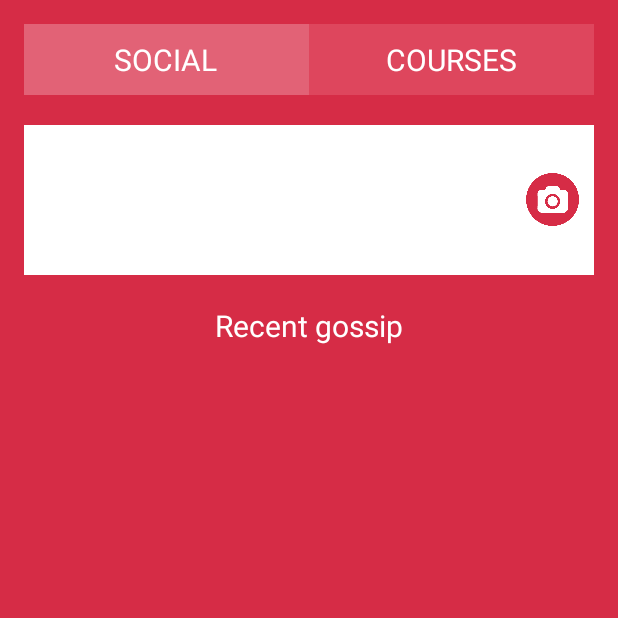
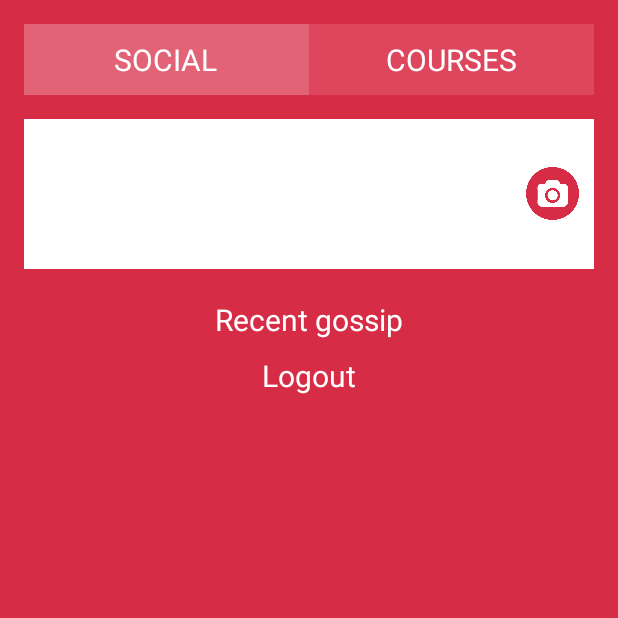
Before and after one commit to naranjja/chismesUP, an Android app: the MainActivity screen opened directly, with no data from a screen before it, on a phone screen of 412 x 824 dp, the top half of it. Run offline under Robolectric (Android 15) with nearby library versions, the phone set to English and light mode, and no system bars.

Commit message:
Changed validation to email, added logout

```diff
--- a/Android/app/src/main/java/com/example/jose/chismesup/activity/MainActivity.java
+++ b/Android/app/src/main/java/com/example/jose/chismesup/activity/MainActivity.java
@@ -3,12 +3,15 @@ package com.example.jose.chismesup.activity;
 import android.app.Activity;
 import android.content.Intent;
 import android.os.Bundle;
+import android.view.Menu;
+import android.view.MenuItem;
 import android.view.View;
 import android.view.Window;
 import android.widget.FrameLayout;
 import android.widget.ImageView;
 
 import com.example.jose.chismesup.R;
+import com.example.jose.chismesup.common.SaveSharedPreference;
 
 /**
  * Main Activity
@@ -19,6 +22,7 @@ public class MainActivity extends Activity {
 
     FrameLayout bSocial;
     FrameLayout bCourses;
+    FrameLayout bLogout;
     ImageView camera;
 
     @Override
@@ -29,6 +33,7 @@ public class MainActivity extends Activity {
 
         bSocial = (FrameLayout) findViewById(R.id.bSocial);
         bCourses = (FrameLayout) findViewById(R.id.bCourses);
+        bLogout = (FrameLayout) findViewById(R.id.bLogout);
         camera = (ImageView) findViewById(R.id.camera);
 
         bSocial.setOnClickListener(new View.OnClickListener() {
@@ -46,6 +51,13 @@ public class MainActivity extends Activity {
             public void onClick(View view) {
                 hightlightButton(bCourses);
                 unhightlightButton(bSocial);
+            }
+        });
+
+        bLogout.setOnClickListener(new View.OnClickListener() {
+            @Override
+            public void onClick(View view) {
+                logOut();
             }
         });
 
@@ -68,4 +80,15 @@ public class MainActivity extends Activity {
         button.setBackgroundColor(getResources().getColor(R.color.colorPrimaryLight));
     }
 
+    public void logOut() {
+        SaveSharedPreference.clearUserName(MainActivity.this);
+        launchValidationActivity();
+    }
+
+    private void launchValidationActivity() {
+        Intent intent = new Intent(MainActivity.this, ValidationActivity.class);
+        startActivity(intent);
+        finish();
+    }
+
 }
--- a/Android/app/src/main/res/layout/activity_main.xml
+++ b/Android/app/src/main/res/layout/activity_main.xml
@@ -64,7 +64,7 @@
         android:layout_width="match_parent"
         android:layout_height="wrap_content"
         android:layout_below="@id/layout_buttons"
-        android:layout_marginTop="20dp">
+        android:layout_marginTop="16dp">
 
         <EditText
             android:id="@+id/editText"
@@ -108,4 +108,20 @@
         android:layout_marginTop="10dp"
         android:layout_height="wrap_content"/>
 
+    <FrameLayout
+        android:id="@+id/bLogout"
+        android:layout_below="@id/lvComments"
+        android:layout_width="wrap_content"
+        android:layout_centerHorizontal="true"
+        android:layout_height="wrap_content">
+
+        <TextView
+            android:layout_width="wrap_content"
+            android:layout_height="wrap_content"
+            android:text="@string/logout"
+            android:textSize="20sp"
+            android:textColor="@color/white"/>
+
+    </FrameLayout>
+
 </RelativeLayout>
--- a/Android/app/src/main/res/values/colors.xml
+++ b/Android/app/src/main/res/values/colors.xml
@@ -1,7 +1,7 @@
 <?xml version="1.0" encoding="utf-8"?>
 <resources>
     <color name="colorPrimary">#D62C46</color>
-    <color name="colorPrimaryDark">#D62C46</color>
+    <color name="colorPrimaryDark">#cc1c37</color>
     <color name="colorAccent">#D62C46</color>
     <color name="colorPrimaryLight">#DE465D</color>
     <color name="colorPrimaryLighter">#FFE26276</color>
--- a/Android/app/src/main/res/values/strings.xml
+++ b/Android/app/src/main/res/values/strings.xml
@@ -2,10 +2,11 @@
     <string name="app_name">chismesUP</string>
     <string name="version">1.0</string>
     <string name="splash">Splash</string>
-    <string name="enter_student_id">Enter student ID</string>
+    <string name="enter_student_email">Enter student email</string>
     <string name="validate">Validate</string>
     <string name="invalid_user">Invalid user</string>
     <string name="social">Social</string>
     <string name="courses">Courses</string>
     <string name="recent_gossip">Recent gossip</string>
+    <string name="logout">Logout</string>
 </resources>
--- a/Android/app/src/main/res/values/styles.xml
+++ b/Android/app/src/main/res/values/styles.xml
@@ -1,7 +1,7 @@
 <resources>
 
     <!-- Base application theme. -->
-    <style name="AppTheme" parent="Theme.AppCompat.Light.DarkActionBar">
+    <style name="AppTheme" parent="Theme.AppCompat.Light.NoActionBar">
         <!-- Customize your theme here. -->
         <item name="colorPrimary">@color/colorPrimary</item>
         <item name="colorPrimaryDark">@color/colorPrimaryDark</item>
```
Also changed, not shown: Android/app/src/main/java/com/example/jose/chismesup/activity/SplashActivity.java (+16 -13 lines), Android/app/src/main/java/com/example/jose/chismesup/activity/ValidationActivity.java (+14 -7 lines), Android/app/src/main/java/com/example/jose/chismesup/common/SaveSharedPreference.java (added, +34 -0 lines), Android/app/src/main/res/layout/activity_validation.xml (+4 -4 lines), 1 other file.
